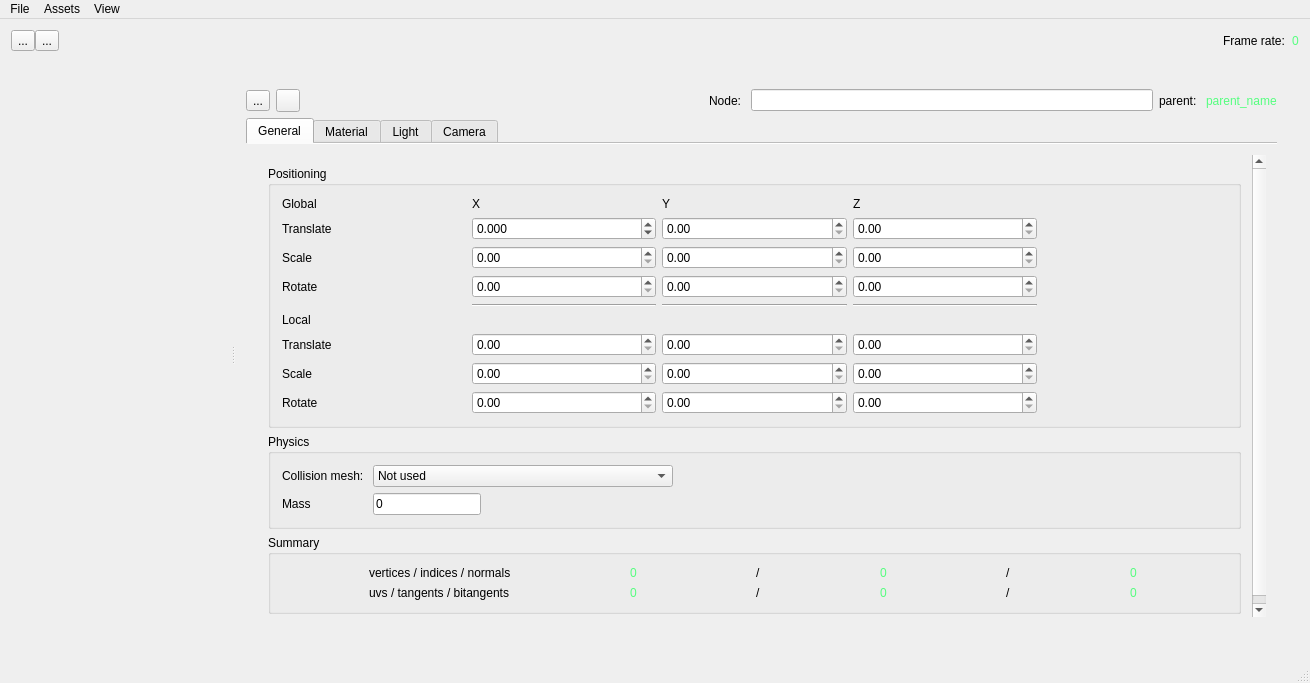
Toeplitz/poll_gl, file gui/window.ui: the form before one commit.
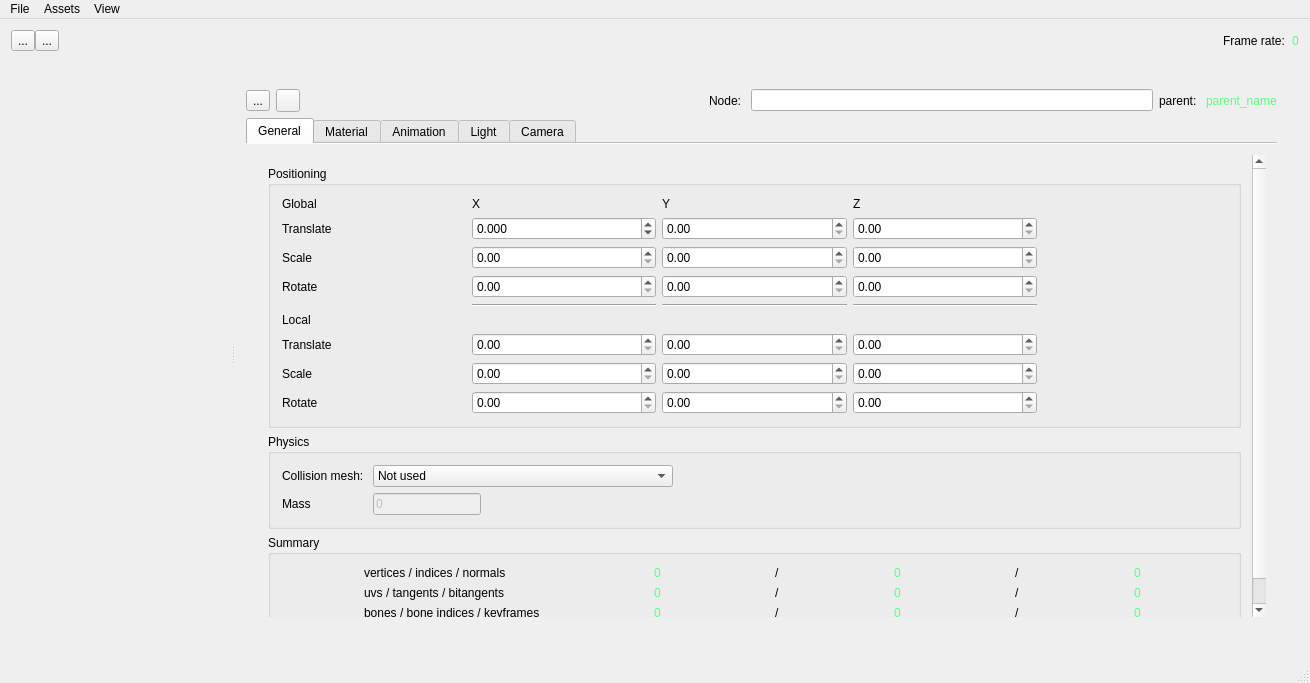
The form after the commit. Icons and pictures are not drawn. Custom widgets are drawn as their Qt base class.

```diff
--- a/gui/window.ui
+++ b/gui/window.ui
@@ -602,7 +602,7 @@
                       <x>0</x>
                       <y>-43</y>
                       <width>948</width>
-                      <height>497</height>
+                      <height>520</height>
                      </rect>
                     </property>
                     <property name="sizePolicy">
@@ -882,6 +882,9 @@
                         </item>
                         <item row="2" column="1">
                          <widget class="QLineEdit" name="lineEdit">
+                          <property name="enabled">
+                           <bool>false</bool>
+                          </property>
                           <property name="sizePolicy">
                            <sizepolicy hsizetype="Maximum" vsizetype="Fixed">
                             <horstretch>0</horstretch>
@@ -891,6 +894,9 @@
                           <property name="text">
                            <string>0</string>
                           </property>
+                          <property name="readOnly">
+                           <bool>false</bool>
+                          </property>
                          </widget>
                         </item>
                        </layout>
@@ -969,6 +975,13 @@
                           </property>
                          </widget>
                         </item>
+                        <item row="2" column="3">
+                         <widget class="QLabel" name="label_31">
+                          <property name="text">
+                           <string>/</string>
+                          </property>
+                         </widget>
+                        </item>
                         <item row="1" column="4">
                          <widget class="QLabel" name="label_25">
                           <property name="styleSheet">
@@ -999,6 +1012,16 @@
                           </property>
                          </widget>
                         </item>
+                        <item row="2" column="2">
+                         <widget class="QLabel" name="label_30">
+                          <property name="styleSheet">
+                           <string notr="true">color: rgb(85, 255, 127);</string>
+                          </property>
+                          <property name="text">
+                           <string>0</string>
+                          </property>
+                         </widget>
+                        </item>
                         <item row="1" column="3">
                          <widget class="QLabel" name="label_24">
                           <property name="text">
@@ -1051,6 +1074,23 @@
                           </property>
                          </widget>
                         </item>
+                        <item row="2" column="4">
+                         <widget class="QLabel" name="label_32">
+                          <property name="styleSheet">
+                           <string notr="true">color: rgb(85, 255, 127);</string>
+                          </property>
+                          <property name="text">
+                           <string>0</string>
+                          </property>
+                         </widget>
+                        </item>
+                        <item row="2" column="0">
+                         <widget class="QLabel" name="label_12">
+                          <property name="text">
+                           <string>bones / bone indices / keyframes</string>
+                          </property>
+                         </widget>
+                        </item>
                         <item row="1" column="2">
                          <widget class="QLabel" name="label_27">
                           <property name="styleSheet">
@@ -1061,6 +1101,23 @@
                           </property>
                          </widget>
                         </item>
+                        <item row="2" column="5">
+                         <widget class="QLabel" name="label_33">
+                          <property name="text">
+                           <string>/</string>
+                          </property>
+                         </widget>
+                        </item>
+                        <item row="2" column="6">
+                         <widget class="QLabel" name="label_34">
+                          <property name="styleSheet">
+                           <string notr="true">color: rgb(85, 255, 127);</string>
+                          </property>
+                          <property name="text">
+                           <string>0</string>
+                          </property>
+                         </widget>
+                        </item>
                        </layout>
                       </widget>
                      </item>
@@ -1088,6 +1145,40 @@
                  <string>Material</string>
                 </attribute>
                </widget>
+               <widget class="QWidget" name="tab_animation">
+                <attribute name="title">
+                 <string>Animation</string>
+                </attribute>
+                <layout class="QVBoxLayout" name="verticalLayout_7">
+                 <item>
+                  <widget class="QGroupBox" name="groupBox_4">
+                   <property name="title">
+                    <string>Keyframes</string>
+                   </property>
+                   <layout class="QVBoxLayout" name="verticalLayout_9">
+                    <item>
+                     <widget class="QListWidget" name="listWidget">
+                      <item>
+                       <property name="text">
+                        <string>Walk_animation</string>
+                       </property>
+                       <property name="icon">
+                        <iconset resource="gui_resources.qrc">
+                         <normaloff>:/icons/icons/gear.png</normaloff>:/icons/icons/gear.png</iconset>
+                       </property>
+                      </item>
+                      <item>
+                       <property name="text">
+                        <string>Jump_animation</string>
+                       </property>
+                      </item>
+                     </widget>
+                    </item>
+                   </layout>
+                  </widget>
+                 </item>
+                </layout>
+               </widget>
                <widget class="QWidget" name="tab_3">
                 <attribute name="icon">
                  <iconset resource="gui_resources.qrc">
```
